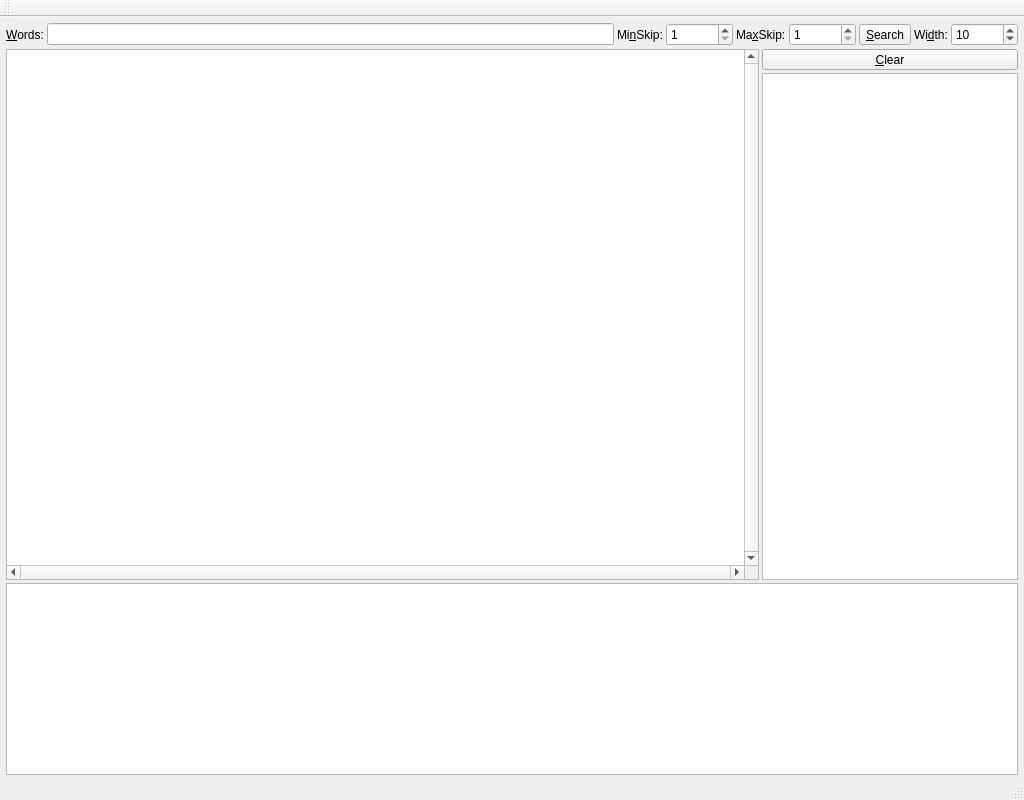
Above: programs/ELSSearch/ELSSearchMainWindow.ui from dewhisna/KingJamesPureBibleSearch before the change. Below: the same form after it.
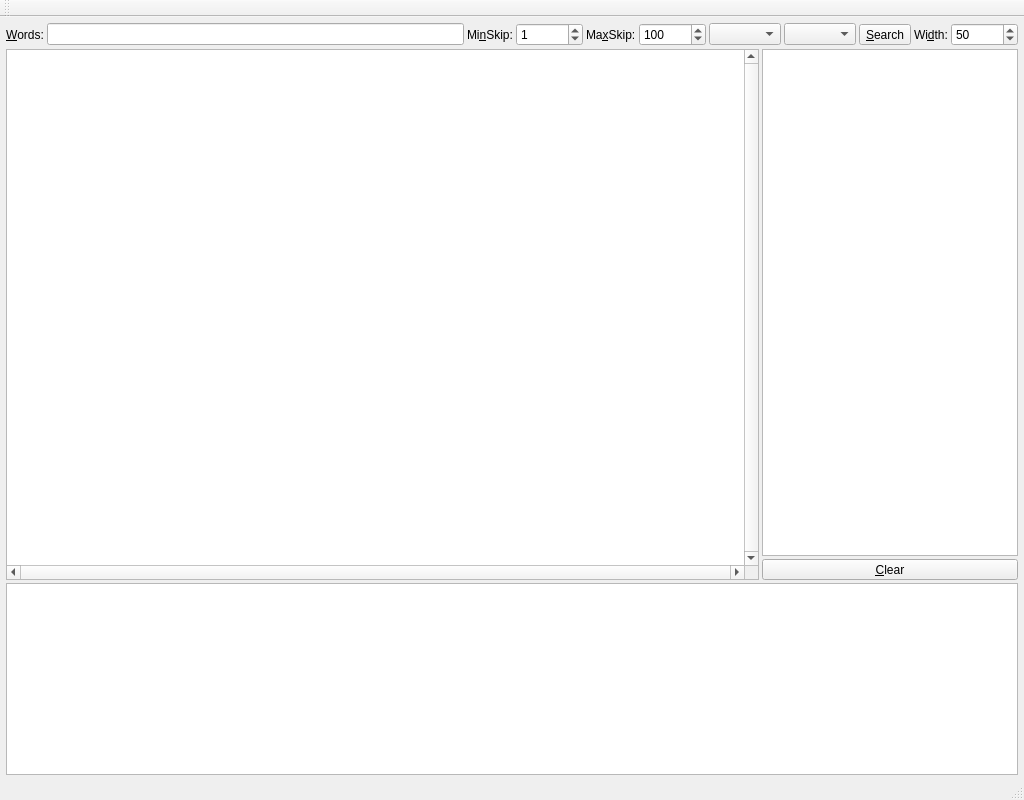
That is the form after the change.

Commit message: Add Book Start/End combo box selections to GUI. Fix naming of spinMaxSkip control object. Change skip mins to 0 and change max default to 100. Change width default to 50. Set reasonable skip and width max values based on overall letter count. Move the Clear button position in the GUI layout. Tweak the tab order. Add LetterMatrix tooltip to show the passage reference under the cursor. Make return/enter key on the Words editbox trigger a search.

```diff
--- a/programs/ELSSearch/ELSSearchMainWindow.ui
+++ b/programs/ELSSearch/ELSSearchMainWindow.ui
@@ -64,11 +64,14 @@
          </sizepolicy>
         </property>
         <property name="minimum">
-         <number>1</number>
+         <number>0</number>
         </property>
         <property name="maximum">
          <number>1000000</number>
         </property>
+        <property name="value">
+         <number>1</number>
+        </property>
        </widget>
       </item>
       <item>
@@ -90,13 +93,22 @@
          </sizepolicy>
         </property>
         <property name="minimum">
-         <number>1</number>
+         <number>0</number>
         </property>
         <property name="maximum">
          <number>1000000</number>
         </property>
+        <property name="value">
+         <number>100</number>
+        </property>
        </widget>
       </item>
+      <item>
+       <widget class="QComboBox" name="cmbBookStart"/>
+      </item>
+      <item>
+       <widget class="QComboBox" name="cmbBookEnd"/>
+      </item>
       <item>
        <widget class="QToolButton" name="btnSearch">
         <property name="text">
@@ -129,7 +141,7 @@
          <number>1000000</number>
         </property>
         <property name="value">
-         <number>10</number>
+         <number>50</number>
         </property>
        </widget>
       </item>
@@ -167,6 +179,19 @@
      </widget>
     </item>
     <item row="1" column="1">
+     <widget class="QTableView" name="tvELSResults">
+      <property name="sizePolicy">
+       <sizepolicy hsizetype="MinimumExpanding" vsizetype="Expanding">
+        <horstretch>0</horstretch>
+        <verstretch>0</verstretch>
+       </sizepolicy>
+      </property>
+      <attribute name="verticalHeaderVisible">
+       <bool>false</bool>
+      </attribute>
+     </widget>
+    </item>
+    <item row="2" column="1">
      <widget class="QToolButton" name="btnClear">
       <property name="sizePolicy">
        <sizepolicy hsizetype="MinimumExpanding" vsizetype="Fixed">
@@ -179,19 +204,6 @@
       </property>
      </widget>
     </item>
-    <item row="2" column="1">
-     <widget class="QTableView" name="tvELSResults">
-      <property name="sizePolicy">
-       <sizepolicy hsizetype="MinimumExpanding" vsizetype="Expanding">
-        <horstretch>0</horstretch>
-        <verstretch>0</verstretch>
-       </sizepolicy>
-      </property>
-      <attribute name="verticalHeaderVisible">
-       <bool>false</bool>
-      </attribute>
-     </widget>
-    </item>
     <item row="3" column="0" colspan="2">
      <widget class="QPlainTextEdit" name="editSearchLog">
       <property name="readOnly">
```
Left out of the diff: 10 changed lines with no effect on the pictures. The commit also changes 2 other files.
